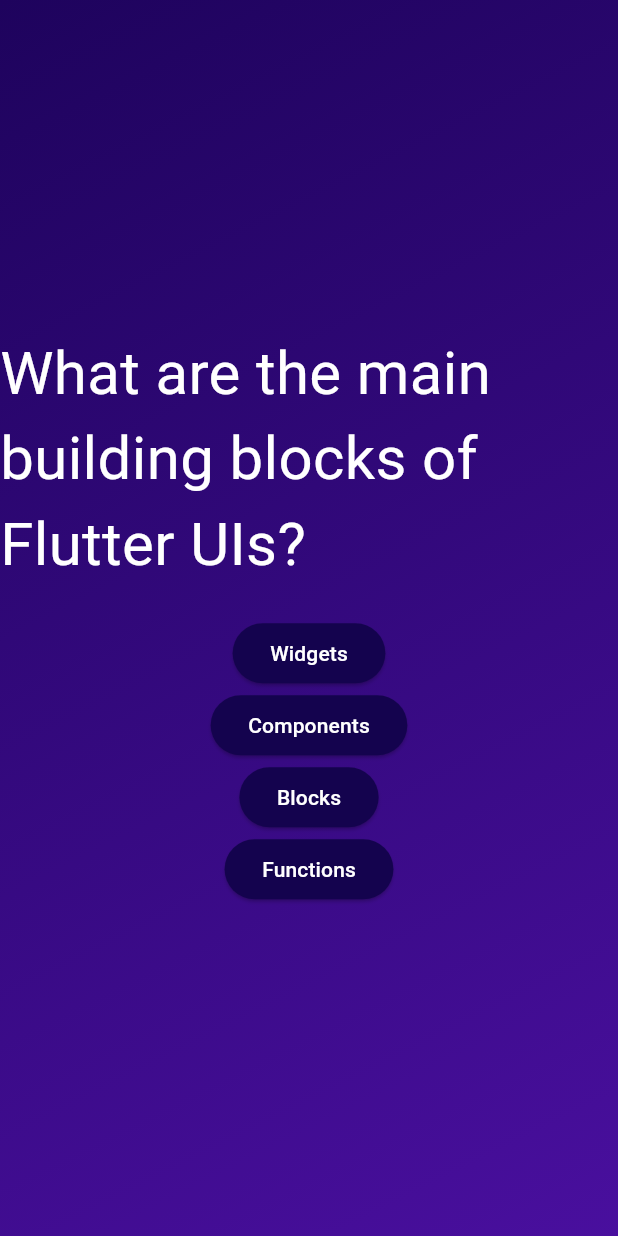
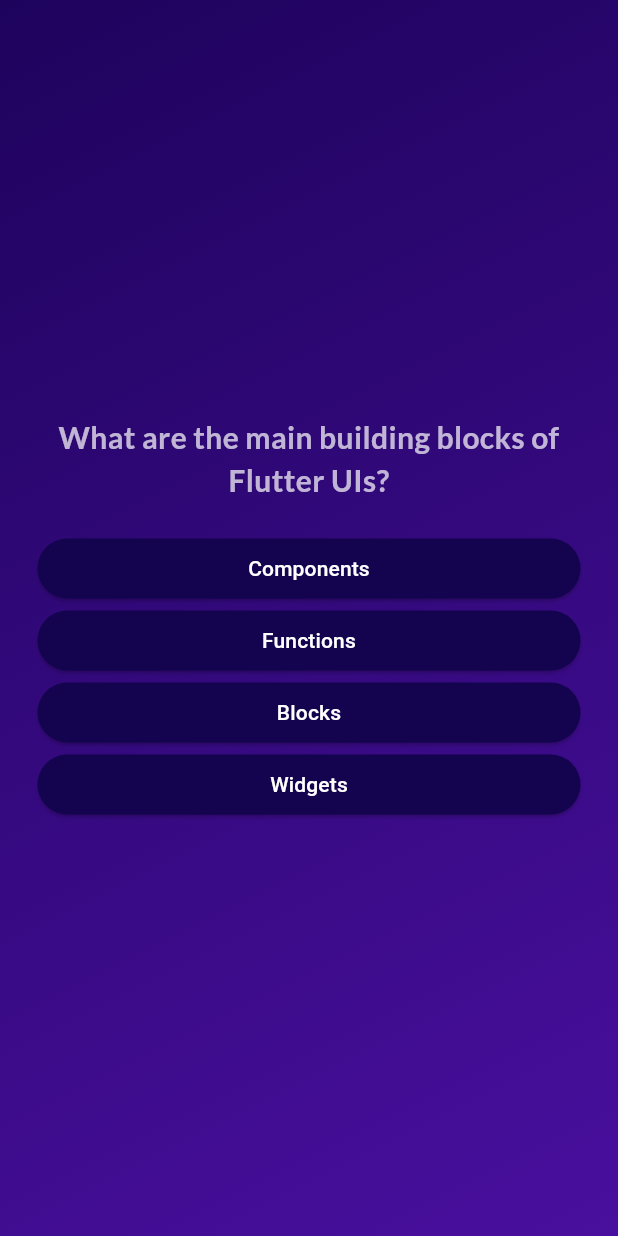
Before and after one commit to Ebrahim-Hossain/advance_basic, a Flutter app: the screen it shows after launch, after a tap on "Start Quiz", on a phone screen of 412 x 824 dp. Run offline on Flutter 3.47's test engine with Material 3 defaults, Android fonts, the phone set to English and light mode, and no system bars; our stand-ins replace google_fonts.

Commit message:
question screen added

```diff
--- a/lib/models/text_style1.dart
+++ b/lib/models/AnswerButton.dart
@@ -1,7 +1,7 @@
 import 'package:flutter/material.dart';
 
- class TextStyle1 extends StatelessWidget {
-   const TextStyle1(this.onTap, this.text, {super.key});
+ class AnswerButton extends StatelessWidget {
+   const AnswerButton({super.key, required this.onTap, required this.text});
 
   final Function() onTap;
   final String text;
@@ -16,6 +16,6 @@ import 'package:flutter/material.dart';
                  horizontal: 25, vertical: 8),
              shape: RoundedRectangleBorder(borderRadius:
              BorderRadiusGeometry.circular(40))),
-         child: Text(text));
+         child: Text(text,textAlign: TextAlign.center,),);
    }
  }
--- a/lib/models/quiz_questions.dart
+++ b/lib/models/quiz_questions.dart
@@ -6,4 +6,10 @@ class QuizQuestions {
  final String question;
  final List<String> answers;
 
+ List<String> getShuffledAnswer() {
+  final shuffledAnswer = List.of(answers);
+  shuffledAnswer.shuffle();
+  return shuffledAnswer;
+ }
+
 }
--- a/lib/questions_screen.dart
+++ b/lib/questions_screen.dart
@@ -1,9 +1,13 @@
 import 'package:flutter/material.dart';
-import 'package:advance_basics/models/text_style1.dart';
+import 'package:advance_basics/models/AnswerButton.dart';
 import 'package:advance_basics/data/questions.dart';
+import 'package:google_fonts/google_fonts.dart';
 
 class QuestionsScreen extends StatefulWidget {
- const QuestionsScreen({super.key});
+ const QuestionsScreen({super.key, required this.onSelectAnswer});
+
+ final void Function(String answer) onSelectAnswer;
+
  @override
   State<QuestionsScreen>  createState() {
    return _QuestionsText();
@@ -12,26 +16,46 @@ class QuestionsScreen extends StatefulWidget {
 
 class _QuestionsText extends State<QuestionsScreen> {
 
-  final currentQuestion = questions[0];
+
+  var currentQuestionIndex = 0;
+
+  void answerQuestion(String selectedAnswerList) {
+    widget.onSelectAnswer(selectedAnswerList);
+    setState(() {
+      currentQuestionIndex++;
+    });
+  }
+
   final textStyle1 = TextStyle(
-      fontSize: 40,
-      color: Colors.white);
+      fontSize: 16,
+      color: Colors.white,
+  );
 
   @override
   Widget build(context) {
-    return SizedBox(width: double.infinity ,
-    child: Column(
-        mainAxisAlignment: MainAxisAlignment.center,
-        children: [Text(currentQuestion.question,style: textStyle1),
+    final currentQuestion = questions[currentQuestionIndex];
+    return SizedBox(
+      width: double.infinity,
+    child: Container(
+      padding: EdgeInsets.symmetric(horizontal: 25),
+      child: Column(
+      mainAxisAlignment: MainAxisAlignment.center,
+      crossAxisAlignment: CrossAxisAlignment.stretch,
+      children: [Text(currentQuestion.question,
+          style: GoogleFonts.lato
+            (fontSize: 20,
+              color: Color.fromARGB(179, 255, 255, 255),
+              fontWeight: FontWeight.bold),
+          textAlign: TextAlign.center),
 
-          SizedBox(height: 20,),
+        SizedBox(height: 20,),
 
-          TextStyle1(() {}, currentQuestion.answers[0]),
-          TextStyle1(() {}, currentQuestion.answers[1]),
-          TextStyle1(() {}, currentQuestion.answers[2]),
-          TextStyle1(() {}, currentQuestion.answers[3]),
-        ],
-      ),
+        ...currentQuestion.getShuffledAnswer().map( (answer)
+        { return AnswerButton(
+            onTap: () {answerQuestion(answer);},
+            text: answer); } ),],
+    ),
+    ),
      );
   }
 
--- a/lib/quiz.dart
+++ b/lib/quiz.dart
@@ -1,6 +1,8 @@
 import 'package:advance_basics/questions_screen.dart';
 import 'package:flutter/material.dart';
 import 'package:advance_basics/starting_screen.dart';
+import 'package:advance_basics/data/questions.dart';
+import 'package:advance_basics/result_screen.dart';
 
 class Quiz extends StatefulWidget {
 const Quiz({super.key});
@@ -12,8 +14,20 @@ const Quiz({super.key});
 }
 class _QuizText extends State<Quiz> {
 
+ List<String> selectedAnswer = [];
+
   var activeScreen = 'Starting-Screen';
 
+  void selectedAnswerList(String answer) {
+    selectedAnswer.add(answer);
+
+    if (selectedAnswer.length == questions.length) {
+      setState(() {
+        selectedAnswer = [];
+        activeScreen = 'Result-Screen';
+      });
+    }
+  }
 
   void changingScreen() {
     setState(() {
@@ -27,7 +41,12 @@ Widget build(context) {
   Widget? screenWidget;
     if (activeScreen == 'Starting-Screen') {
       screenWidget = StartingScreen(changingScreen);
-    }else {screenWidget = const QuestionsScreen();}
+    }
+    else if(activeScreen == 'Result-Screen'){
+    screenWidget = ResultScreen();
+  }
+    else {screenWidget = QuestionsScreen(
+      onSelectAnswer: selectedAnswerList,);}
 
 return MaterialApp(
   home: Scaffold(
--- a/lib/starting_screen.dart
+++ b/lib/starting_screen.dart
@@ -1,4 +1,5 @@
 import 'package:flutter/material.dart';
+import 'package:google_fonts/google_fonts.dart';
 
 class StartingScreen extends StatelessWidget {
  const StartingScreen (this.startQuiz, {super.key});
@@ -17,10 +18,9 @@ class StartingScreen extends StatelessWidget {
 
         SizedBox(height: 40),
 
-        Text(style:
-        TextStyle(fontSize: 28,
-            color: Colors.white),
-            'Learn Flutter the fun way!'),
+        Text('Learn Flutter the fun way!',style:GoogleFonts.lato(fontSize: 28,
+            color: Color.fromARGB(179, 255, 255, 255),fontWeight: FontWeight.bold,),
+        ),
 
         SizedBox(height: 32),
 
@@ -31,7 +31,7 @@ class StartingScreen extends StatelessWidget {
           icon: Icon(Icons.keyboard_double_arrow_right_outlined),
           label: Text(style:
           TextStyle(fontSize: 18,
-              color: Colors.white),'Start Quiz'),
+              color: Color.fromARGB(255, 255, 255, 255)),'Start Quiz'),
         ),
       ],
     ),
--- a/pubspec.yaml
+++ b/pubspec.yaml
@@ -34,6 +34,7 @@ dependencies:
   # The following adds the Cupertino Icons font to your application.
   # Use with the CupertinoIcons class for iOS style icons.
   cupertino_icons: ^1.0.8
+  google_fonts: ^6.3.0
 
 dev_dependencies:
   flutter_test:
```
Also changed, not shown: lib/result_screen.dart (added, +21 -0 lines), pubspec.lock.
